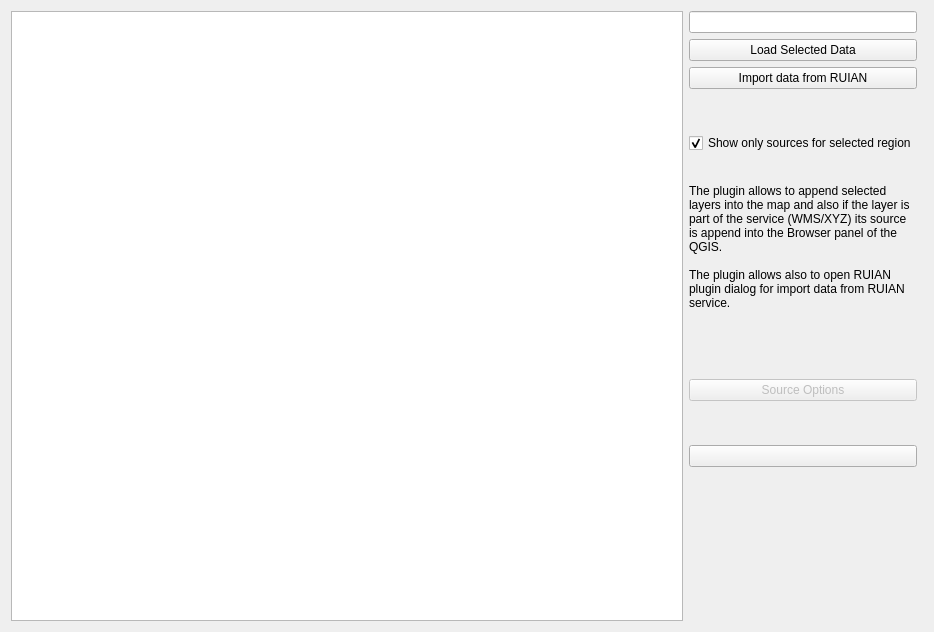
Qt form Geo_Data_dialog_base.ui (OpenGeoLabs/czech_slovak_freegeodata) before a commit.
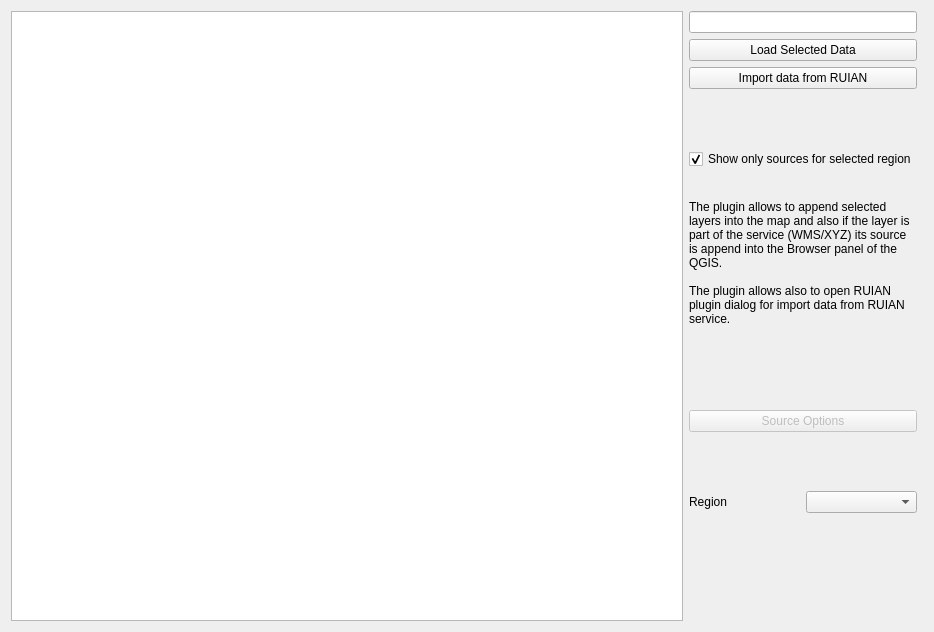
The same form after that commit. Custom widgets are drawn as their Qt base class.

Commit message: Removed region dialog.

```diff
--- a/Geo_Data_dialog_base.ui
+++ b/Geo_Data_dialog_base.ui
@@ -38,7 +38,7 @@
      </property>
     </widget>
    </item>
-   <item row="13" column="1" colspan="2">
+   <item row="11" column="1" colspan="2">
     <widget class="QLabel" name="labelRuianError">
      <property name="text">
       <string/>
@@ -61,7 +61,7 @@
      </property>
     </widget>
    </item>
-   <item row="0" column="0" rowspan="14">
+   <item row="0" column="0" rowspan="12">
     <widget class="QTreeWidget" name="treeWidgetSources">
      <property name="minimumSize">
       <size>
@@ -87,16 +87,6 @@
      </column>
     </widget>
    </item>
-   <item row="9" column="1">
-    <widget class="QPushButton" name="pushButtonSettings">
-     <property name="toolTip">
-      <string>Settings</string>
-     </property>
-     <property name="text">
-      <string/>
-     </property>
-    </widget>
-   </item>
    <item row="0" column="1">
     <widget class="QgsFilterLineEdit" name="filterBox">
      <property name="sizePolicy">
@@ -113,13 +103,6 @@
      </property>
     </widget>
    </item>
-   <item row="1" column="1">
-    <widget class="QPushButton" name="pushButtonLoadData">
-     <property name="text">
-      <string>Load Selected Data</string>
-     </property>
-    </widget>
-   </item>
    <item row="2" column="1">
     <widget class="QPushButton" name="pushButtonLoadRuianPlugin">
      <property name="text">
@@ -127,6 +110,13 @@
      </property>
     </widget>
    </item>
+   <item row="1" column="1">
+    <widget class="QPushButton" name="pushButtonLoadData">
+     <property name="text">
+      <string>Load Selected Data</string>
+     </property>
+    </widget>
+   </item>
    <item row="4" column="1">
     <widget class="QCheckBox" name="checkBoxOnlyRegionSources">
      <property name="text">
@@ -137,6 +127,36 @@
      </property>
     </widget>
    </item>
+   <item row="9" column="1">
+    <layout class="QHBoxLayout" name="horizontalLayout">
+     <item>
+      <widget class="QLabel" name="labelRegion">
+       <property name="text">
+        <string>Region</string>
+       </property>
+      </widget>
+     </item>
+     <item>
+      <widget class="QComboBox" name="comboBoxRegion">
+       <item>
+        <property name="text">
+         <string/>
+        </property>
+       </item>
+       <item>
+        <property name="text">
+         <string>SVK</string>
+        </property>
+       </item>
+       <item>
+        <property name="text">
+         <string>CZE</string>
+        </property>
+       </item>
+      </widget>
+     </item>
+    </layout>
+   </item>
   </layout>
  </widget>
  <customwidgets>
```
The commit also changes 11 other files.
